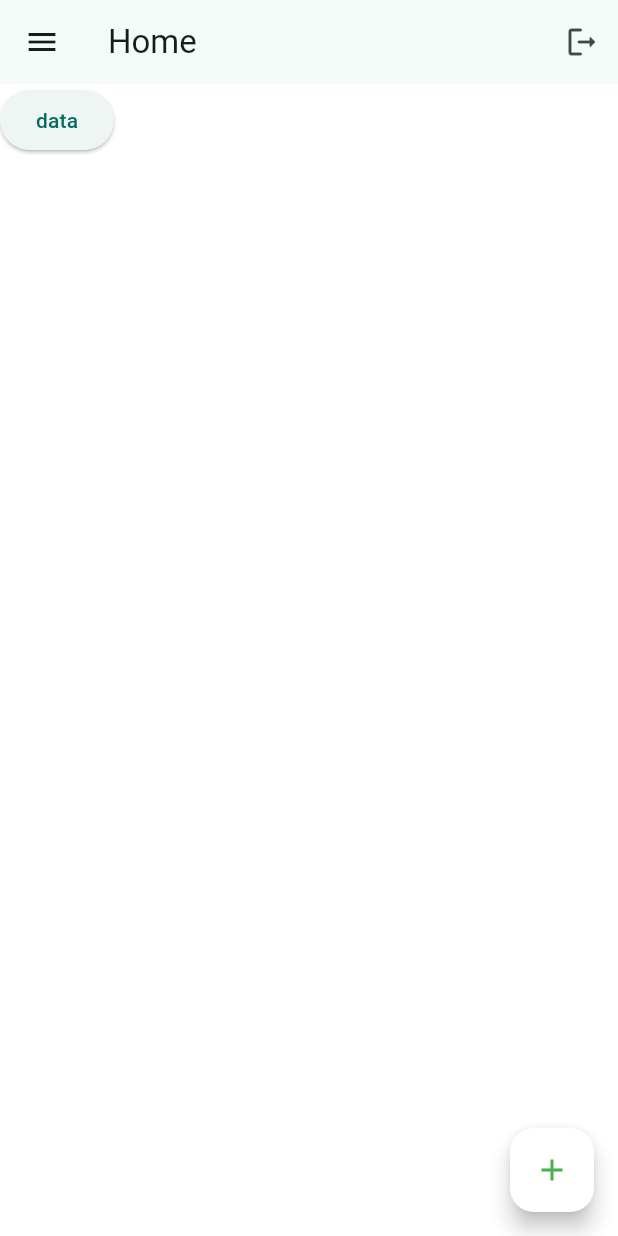
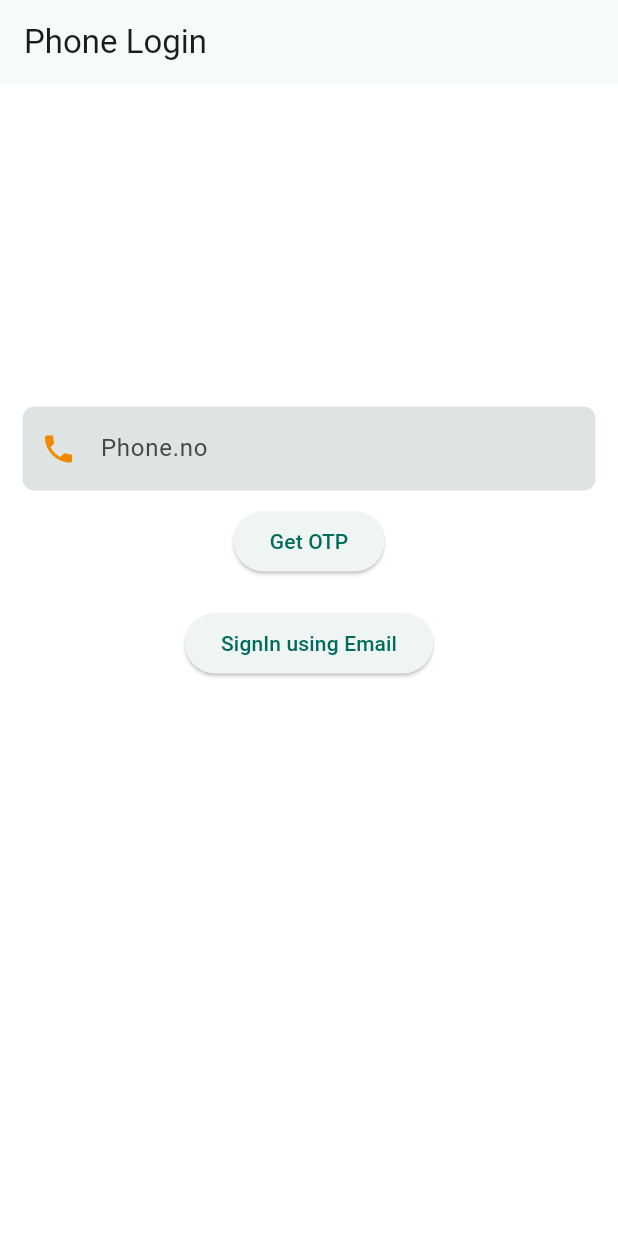
Before and after one commit to Achuabhijith2003/addon, a Flutter app: the screen it shows after launch, after a tap on "SignIn using Phone no", on a phone screen of 412 x 824 dp. Run offline on Flutter 3.47's test engine with Material 3 defaults, Android fonts, the phone set to English and light mode, and no system bars; our stand-ins replace another_flutter_splash_screen, firebase_auth, firebase_core; accounts and stored records are empty.

Commit message:
Phone_auth

```diff
--- a/Software/addon/lib/Screen/Auth/Email_auth/Email_SignIn.dart
+++ b/Software/addon/lib/Screen/Auth/Email_auth/Email_SignIn.dart
@@ -1,10 +1,16 @@
+// ignore: duplicate_ignore
+// ignore: file_names
+// ignore_for_file: file_names
+
 import 'dart:developer';
 
 import 'package:addon/Screen/Auth/Email_auth/Email_SignUp.dart';
+import 'package:addon/Screen/Auth/Phone_auth/Phone_auth.dart';
 import 'package:addon/Screen/Home.dart';
 import 'package:firebase_auth/firebase_auth.dart';
 import 'package:flutter/material.dart';
 
+// ignore: camel_case_types
 class E_mail_signIn extends StatefulWidget {
   const E_mail_signIn({super.key});
 
@@ -12,6 +18,7 @@ class E_mail_signIn extends StatefulWidget {
   State<E_mail_signIn> createState() => _E_mail_signInState();
 }
 
+// ignore: camel_case_types
 class _E_mail_signInState extends State<E_mail_signIn> {
   bool _isObscure = true;
   TextEditingController emailcontroller = TextEditingController();
@@ -104,7 +111,7 @@ class _E_mail_signInState extends State<E_mail_signIn> {
                             Navigator.pushReplacement(
                                 context,
                                 MaterialPageRoute(
-                                    builder: (context) => const Home()));
+                                    builder: (context) => const phone_auth()));
                           },
                           child: const Text("SignIn using Phone no")),
                     )
--- /dev/null
+++ b/Software/addon/lib/Screen/Auth/Phone_auth/Phone_auth.dart
@@ -0,0 +1,119 @@
+// ignore: duplicate_ignore
+// ignore: file_names
+// ignore_for_file: file_names
+
+import 'package:addon/Screen/Auth/Email_auth/Email_SignIn.dart';
+import 'package:addon/Screen/Auth/Phone_auth/otp_verfication.dart';
+import 'package:firebase_auth/firebase_auth.dart';
+import 'package:flutter/material.dart';
+
+// ignore: camel_case_types
+class phone_auth extends StatefulWidget {
+  const phone_auth({super.key});
+
+  @override
+  State<phone_auth> createState() => _phone_authState();
+}
+
+// ignore: camel_case_types
+class _phone_authState extends State<phone_auth> {
+  TextEditingController phonenocontoller = TextEditingController();
+  @override
+  Widget build(BuildContext context) {
+    return Scaffold(
+      backgroundColor: Colors.white,
+      appBar: AppBar(
+        title: const Text("Phone Login"),
+      ),
+      body: Center(
+        child: Padding(
+          padding: const EdgeInsets.all(15),
+          child: Column(
+            children: [
+              Padding(
+                padding: const EdgeInsets.only(top: 200),
+                child: TextField(
+                  keyboardType: TextInputType.number,
+                  controller: phonenocontoller,
+                  decoration: InputDecoration(
+                    border: OutlineInputBorder(
+                        borderRadius: BorderRadius.circular(8.0),
+                        borderSide: BorderSide.none),
+                    filled: true,
+                    hintText: "Phone.no",
+                    prefixIcon: const Icon(
+                      Icons.phone,
+                      color: Color(0xfff28800),
+                    ),
+                  ),
+                ),
+              ),
+              Padding(
+                padding: const EdgeInsets.all(10),
+                child: ElevatedButton(
+                    onPressed: () {
+                      sdotp();
+                    },
+                    child: const Text("Get OTP")),
+              ),
+              Padding(
+                padding: const EdgeInsets.all(10),
+                child: ElevatedButton(
+                    onPressed: () {
+                      Navigator.pushReplacement(
+                          context,
+                          MaterialPageRoute(
+                              builder: (context) => const E_mail_signIn()));
+                    },
+                    child: const Text("SignIn using Email")),
+              )
+            ],
+          ),
+        ),
+      ),
+    );
+  }
+
+  void sdotp() async {
+    String phone = "+91${phonenocontoller.text.trim()}";
+    if (phone == "") {
+      errormessage("fill the field");
+    } else if (phone.length != 13) {
+      errormessage("fill the field");
+    } else {
+      await FirebaseAuth.instance.verifyPhoneNumber(
+        phoneNumber: phone,
+        verificationCompleted: (phoneAuthCredential) {},
+        verificationFailed: (error) {},
+        codeSent: (verificationId, forceResendingToken) {
+          Navigator.pushReplacement(
+              context,
+              MaterialPageRoute(
+                  builder: (context) =>
+                      opt_verfication(verficationID: verificationId)));
+        },
+        codeAutoRetrievalTimeout: (verificationId) {},
+        timeout: const Duration(seconds: 30),
+      );
+    }
+  }
+
+  void errormessage(String errorMessage) {
+    showDialog(
+      context: context,
+      builder: (context) {
+        return AlertDialog(
+          title: const Text('Error!'),
+          content: Text(errorMessage),
+          actions: [
+            TextButton(
+                onPressed: () {
+                  Navigator.pop(context);
+                },
+                child: const Text('Okay'))
+          ],
+        );
+      },
+    );
+  }
+}
--- a/Software/addon/lib/Screen/Home.dart
+++ b/Software/addon/lib/Screen/Home.dart
@@ -44,7 +44,7 @@ class HomeState extends State<Home> {
   void logout() async {
     await FirebaseAuth.instance.signOut();
     // ignore: use_build_context_synchronously
-    Navigator.push(
+    Navigator.pushReplacement(
         context,
         MaterialPageRoute(
           builder: (context) => const E_mail_signIn(),
```
Also changed, not shown: Software/addon/lib/Screen/Auth/Phone_auth/otp_verfication.dart (added, +117 -0 lines).
